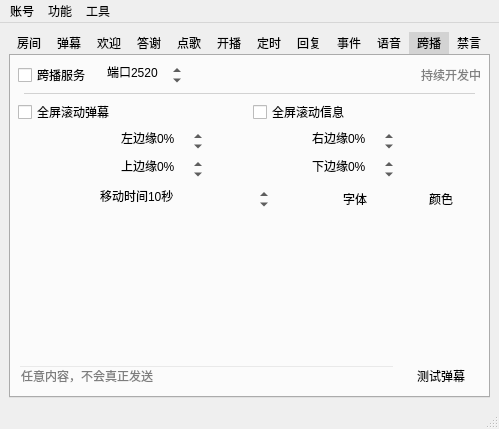
Old version of the form mainwindow.ui in the repository iwxyi/Bilibili-MagicalDanmaku.
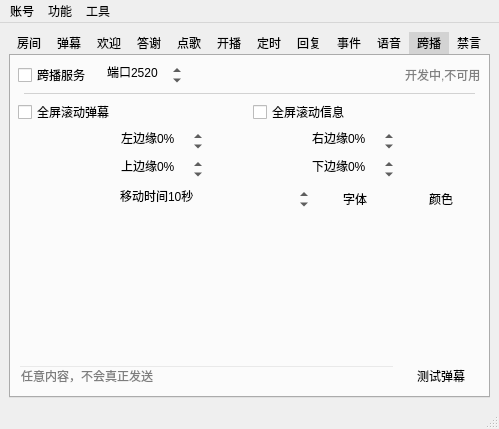
New version of the form. The open tabs and pages were chosen to show the change. Icons and pictures are not drawn. Custom widgets are drawn as their Qt base class.

```diff
--- a/mainwindow.ui
+++ b/mainwindow.ui
@@ -2126,7 +2126,7 @@
             </property>
             <property name="sizeHint" stdset="0">
              <size>
-              <width>40</width>
+              <width>0</width>
               <height>20</height>
              </size>
             </property>
@@ -2138,7 +2138,7 @@
              <string notr="true">color: gray;</string>
             </property>
             <property name="text">
-             <string>持续开发中</string>
+             <string>开发中,不可用</string>
             </property>
            </widget>
           </item>
@@ -2459,7 +2459,7 @@
             </property>
             <property name="sizeHint" stdset="0">
              <size>
-              <width>40</width>
+              <width>0</width>
               <height>20</height>
              </size>
             </property>
@@ -2495,7 +2495,7 @@
           <property name="sizeHint" stdset="0">
            <size>
             <width>20</width>
-            <height>217</height>
+            <height>0</height>
            </size>
           </property>
          </spacer>
```
Left out of the diff: 50 changed lines with no effect on the pictures.
